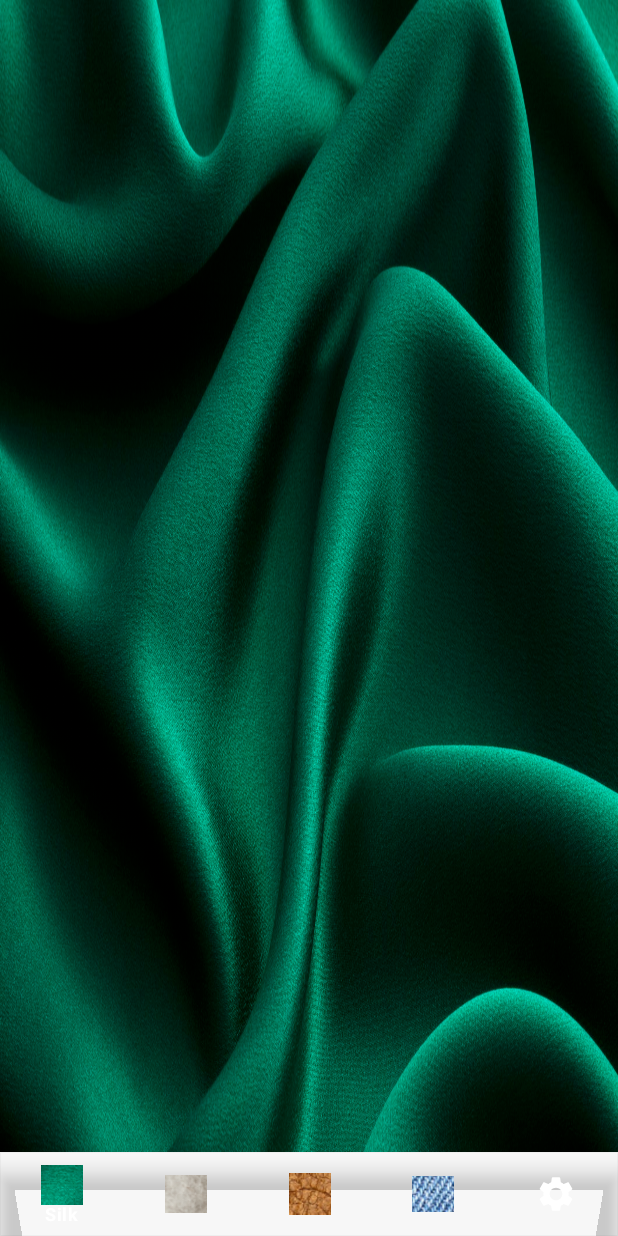
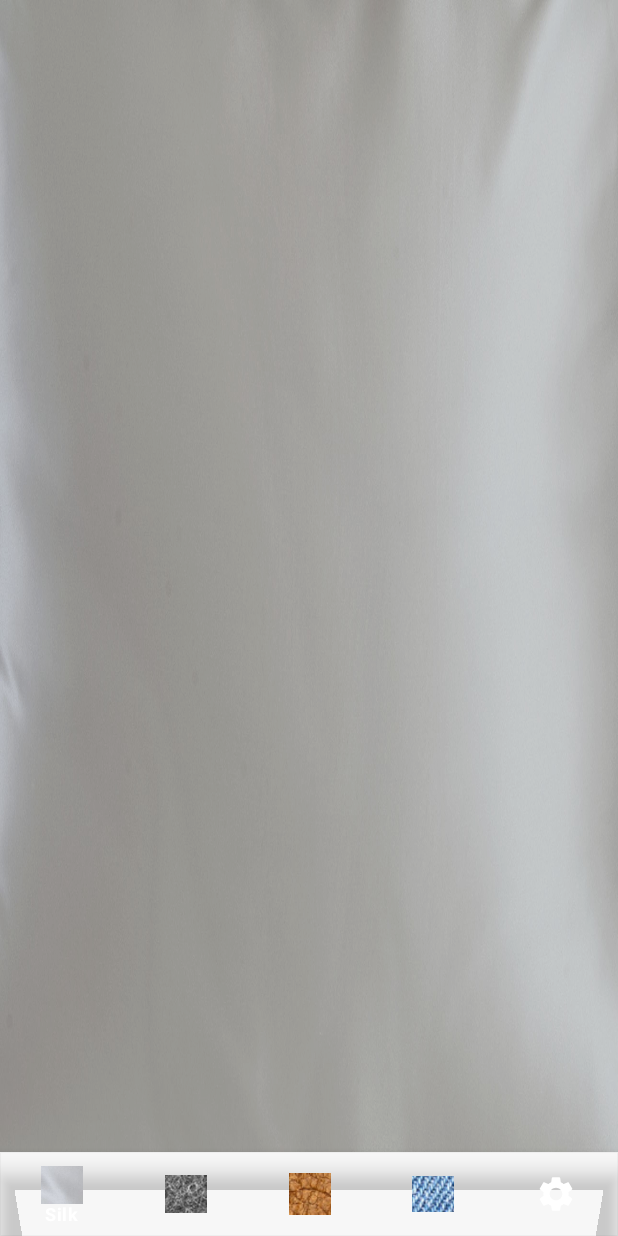
Before and after one commit to tayloh/PhabricPhone, an Android app: the screen it shows after launch (MainActivity), on a phone screen of 412 x 824 dp. Run offline under Robolectric (Android 15) with nearby library versions, the phone set to English and light mode, and no system bars.

Commit message:
Add new silk image, update icons

```diff
--- a/app/src/main/res/layout/fragment_silk.xml
+++ b/app/src/main/res/layout/fragment_silk.xml
@@ -3,7 +3,7 @@
     xmlns:tools="http://schemas.android.com/tools"
     android:layout_width="match_parent"
     android:layout_height="match_parent"
-    android:background="@drawable/silk"
+    android:background="@drawable/silk2"
     tools:context=".SilkFragment">
 
     <!-- TODO: Update blank fragment layout -->
--- a/app/src/main/res/menu/bottom_nav_menu.xml
+++ b/app/src/main/res/menu/bottom_nav_menu.xml
@@ -3,11 +3,11 @@
 
     <item
         android:id="@+id/textile1"
-        android:icon="@drawable/silk_icon"
+        android:icon="@drawable/silk_icon2"
         android:title="Silk"/>
     <item
         android:id="@+id/textile2"
-        android:icon="@drawable/wool_icon"
+        android:icon="@drawable/wool_icon2"
         android:title="Wool" />
     <item
         android:id="@+id/textile3"
```
Also changed, not shown: app/src/main/res/drawable/silk2.jpg (added), app/src/main/res/drawable/silk_icon2.png (added), app/src/main/res/drawable/wool_icon2.png (added).
